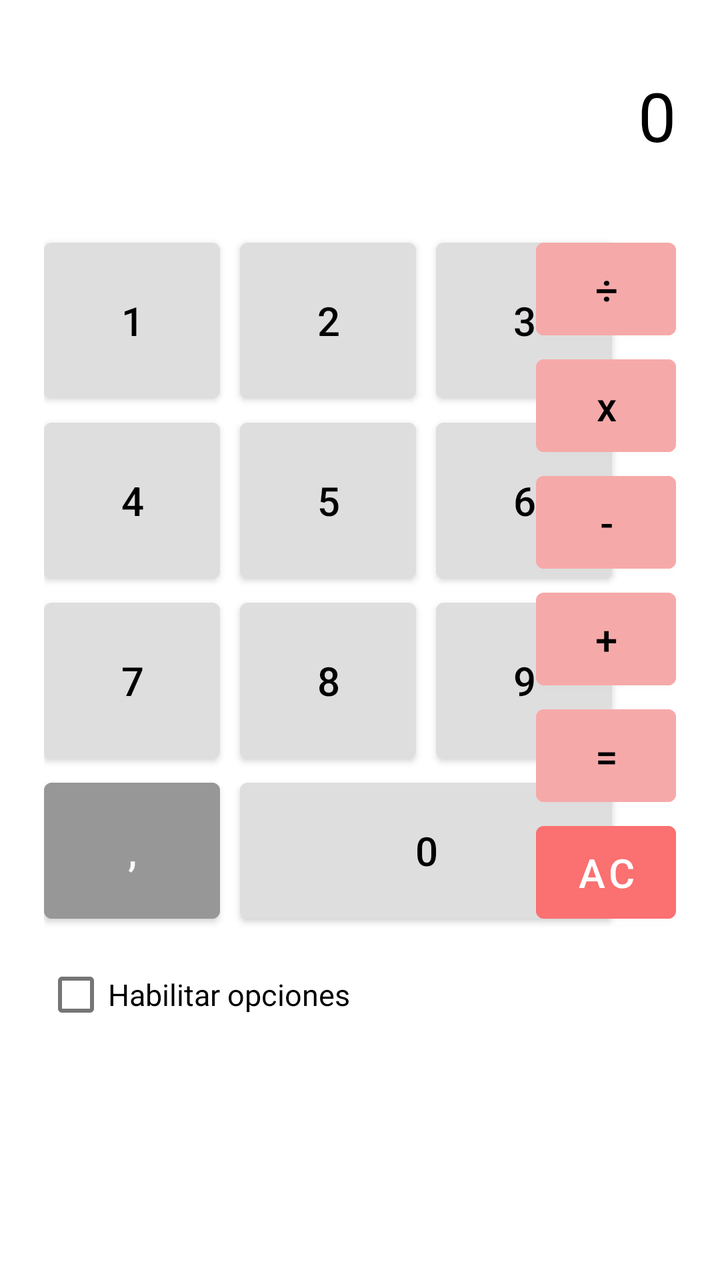
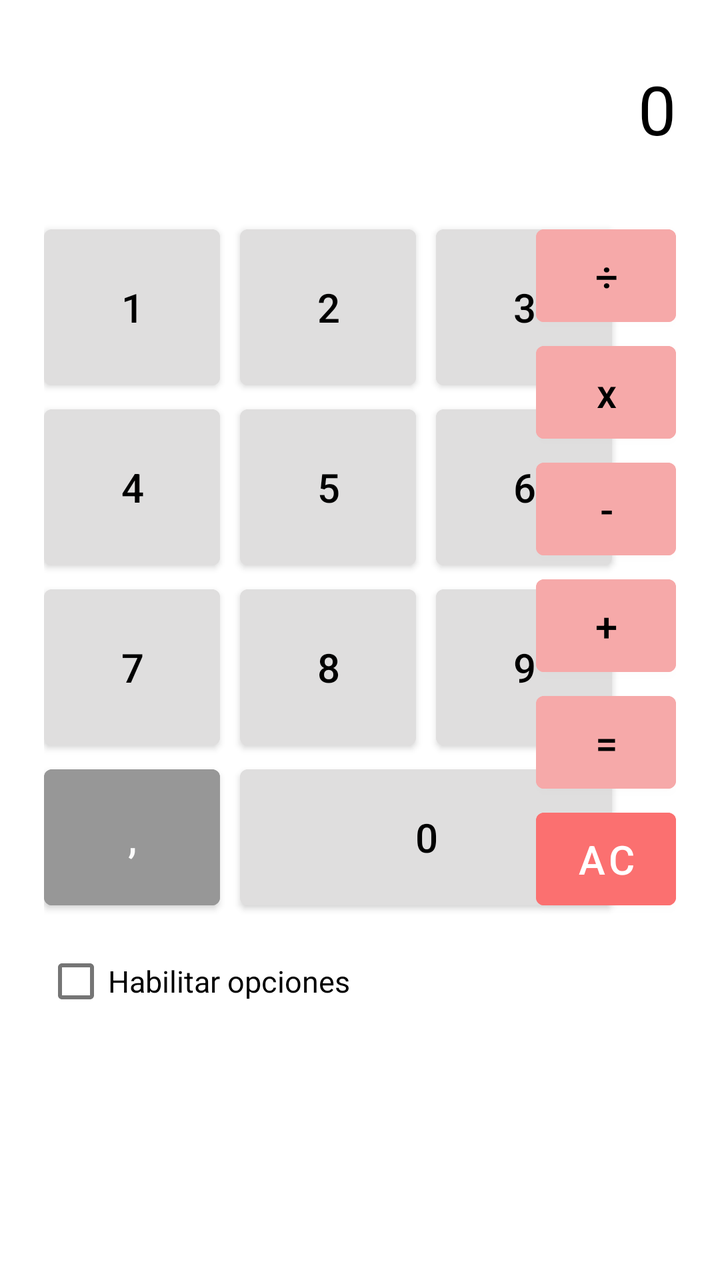

Screens rendered from an Android XML layout before and after an edit, with the pre-edit source and the edit as a unified diff.
<!-- AndroidManifest.xml: application theme Theme.Calculator -->
<!-- res/layout/activity_main.xml -->
<?xml version="1.0" encoding="utf-8"?>
<androidx.constraintlayout.widget.ConstraintLayout xmlns:android="http://schemas.android.com/apk/res/android"
    xmlns:app="http://schemas.android.com/apk/res-auto"
    xmlns:tools="http://schemas.android.com/tools"
    android:layout_width="match_parent"
    android:layout_height="match_parent"
    android:background="#FFFFFF"
    tools:context=".MainActivity">

    <TextView
        android:id="@+id/textView"
        android:layout_width="wrap_content"
        android:layout_height="wrap_content"
        android:text="0"
        android:textColor="#000000"
        android:textSize="34sp"
        app:layout_constraintBottom_toTopOf="@+id/guideline"
        app:layout_constraintEnd_toEndOf="@+id/linearLayout2"
        app:layout_constraintTop_toTopOf="parent" />

    <androidx.constraintlayout.widget.Guideline
        android:id="@+id/guideline"
        android:layout_width="wrap_content"
        android:layout_height="wrap_content"
        android:orientation="horizontal"
        app:layout_constraintGuide_percent="0.18" />

    <TableLayout
        android:id="@+id/tableLayout"
        android:layout_width="wrap_content"
        android:layout_height="wrap_content"
        android:layout_marginStart="22dp"
        app:layout_constraintStart_toStartOf="parent"
        app:layout_constraintTop_toTopOf="@+id/guideline">

        <TableRow
            android:layout_width="match_parent"
            android:layout_height="match_parent">

            <Button
                android:id="@+id/button1"
                android:layout_width="wrap_content"
                android:layout_height="90dp"
                android:layout_marginRight="10dp"
                android:backgroundTint="#DFDEDE"
                android:onClick="onClick"
                android:text="1"
                android:textColor="#000000"
                android:textSize="20sp" />

            <Button
                android:id="@+id/button2"
                android:layout_width="wrap_content"
                android:layout_height="90dp"
                android:layout_marginRight="10dp"
                android:backgroundTint="#DFDEDE"
                android:onClick="onClick"
                android:text="2"
                android:textColor="#000000"
                android:textSize="20sp" />

            <Button
                android:id="@+id/button3"
                android:layout_width="wrap_content"
                android:layout_height="90dp"
                android:layout_marginRight="10dp"
                android:backgroundTint="#DFDEDE"
                android:onClick="onClick"
                android:text="3"
                android:textColor="#000000"
                android:textSize="20sp" />
        </TableRow>

        <TableRow
            android:layout_width="match_parent"
            android:layout_height="match_parent">

            <Button
                android:id="@+id/button4"
                android:layout_width="wrap_content"
                android:layout_height="90dp"
                android:layout_marginRight="10dp"
                android:backgroundTint="#DFDEDE"
                android:onClick="onClick"
                android:text="4"
                android:textColor="#000000"
                android:textSize="20sp" />

            <Button
                android:id="@+id/button5"
                android:layout_width="wrap_content"
                android:layout_height="90dp"
                android:layout_marginRight="10dp"
                android:backgroundTint="#DFDEDE"
                android:onClick="onClick"
                android:text="5"
                android:textColor="#000000"
                android:textSize="20sp" />

            <Button
                android:id="@+id/button6"
                android:layout_width="wrap_content"
                android:layout_height="90dp"
                android:layout_marginRight="10dp"
                android:backgroundTint="#DFDEDE"
                android:onClick="onClick"
                android:text="6"
                android:textColor="#000000"
                android:textSize="20sp" />
        </TableRow>

        <TableRow
            android:layout_width="match_parent"
            android:layout_height="match_parent">

            <Button
                android:id="@+id/button7"
                android:layout_width="wrap_content"
                android:layout_height="90dp"
                android:layout_marginRight="10dp"
                android:backgroundTint="#DFDEDE"
                android:onClick="onClick"
                android:text="7"
                android:textColor="#000000"
                android:textSize="20sp" />

            <Button
                android:id="@+id/button8"
                android:layout_width="wrap_content"
                android:layout_height="90dp"
                android:layout_marginRight="10dp"
                android:backgroundTint="#DFDEDE"
                android:onClick="onClick"
                android:text="8"
                android:textColor="#000000"
                android:textSize="20sp" />

            <Button
                android:id="@+id/button9"
                android:layout_width="wrap_content"
                android:layout_height="90dp"
                android:layout_marginRight="10dp"
                android:backgroundTint="#DFDEDE"
                android:onClick="onClick"
                android:text="9"
                android:textColor="#000000"
                android:textSize="20sp" />

        </TableRow>

    </TableLayout>

    <LinearLayout
        android:id="@+id/linearLayout"
        android:layout_width="0dp"
        android:layout_height="wrap_content"
        android:orientation="horizontal"
        app:layout_constraintEnd_toEndOf="@+id/tableLayout"
        app:layout_constraintStart_toStartOf="@+id/tableLayout"
        app:layout_constraintTop_toBottomOf="@+id/tableLayout">

        <Button
            android:id="@+id/buttonPoint"
            android:layout_width="wrap_content"
            android:layout_height="match_parent"
            android:layout_marginRight="10dp"
            android:backgroundTint="#979797"
            android:text=","
            android:textColor="#FBFBFB"
            android:textSize="20sp" />

        <Button
            android:id="@+id/button0"
            android:layout_width="match_parent"
            android:layout_height="80dp"
            android:layout_marginRight="10dp"
            android:backgroundTint="#DFDEDE"
            android:onClick="onClick"
            android:text="0"
            android:textColor="#000000"
            android:textSize="20sp" />
    </LinearLayout>

    <LinearLayout
        android:id="@+id/linearLayout2"
        android:layout_width="wrap_content"
        android:layout_height="0dp"
        android:layout_marginEnd="22dp"
        android:orientation="vertical"
        app:layout_constraintBottom_toBottomOf="@+id/linearLayout"
        app:layout_constraintEnd_toEndOf="parent"
        app:layout_constraintTop_toTopOf="@+id/tableLayout">

        <Button
            android:id="@+id/buttonSplit"
            android:layout_width="70dp"
            android:layout_height="wrap_content"
            android:layout_weight="1"
            android:backgroundTint="#F6A9A9"
            android:text="÷"
            android:textColor="#000000"
            android:textSize="20sp" />

        <Button
            android:id="@+id/buttonMultiply"
            android:layout_width="70dp"
            android:layout_height="wrap_content"
            android:layout_weight="1"
            android:backgroundTint="#F6A9A9"
            android:text="x"
            android:textAllCaps="false"
            android:textColor="#000000"
            android:textSize="20sp" />

        <Button
            android:id="@+id/buttonLess"
            android:layout_width="70dp"
            android:layout_height="wrap_content"
            android:layout_weight="1"
            android:backgroundTint="#F6A9A9"
            android:text="-"
            android:textColor="#000000"
            android:textSize="20sp" />

        <Button
            android:id="@+id/buttonSum"
            android:layout_width="70dp"
            android:layout_height="wrap_content"
            android:layout_weight="1"
            android:backgroundTint="#F6A9A9"
            android:text="+"
            android:textColor="#000000"
            android:textSize="20sp" />

        <Button
            android:id="@+id/buttonEqual"
            android:layout_width="70dp"
            android:layout_height="wrap_content"
            android:layout_weight="1"
            android:backgroundTint="#F6A9A9"
            android:text="="
            android:textColor="#000000"
            android:textSize="20sp" />

        <Button
            android:id="@+id/buttonReset"
            android:layout_width="70dp"
            android:layout_height="wrap_content"
            android:layout_weight="1"
            android:backgroundTint="#FB7070"
            android:text="AC"
            android:textColor="#FFFFFF"
            android:textSize="20sp" />
    </LinearLayout>

    <CheckBox
        android:id="@+id/checkBoxSettings"
        android:layout_width="wrap_content"
        android:layout_height="wrap_content"
        android:layout_marginTop="8dp"
        android:text="@string/settings"
        android:textColor="#000000"
        android:textSize="15sp"
        app:layout_constraintStart_toStartOf="@+id/tableLayout"
        app:layout_constraintTop_toBottomOf="@+id/linearLayout" />

    <LinearLayout
        android:layout_width="0dp"
        android:layout_height="wrap_content"
        android:layout_marginTop="8dp"
        android:background="#DFDEDE"
        app:layout_constraintEnd_toEndOf="@+id/linearLayout2"
        app:layout_constraintStart_toStartOf="@+id/checkBoxSettings"
        app:layout_constraintTop_toBottomOf="@+id/checkBoxSettings">

        <RadioGroup
            android:id="@+id/radioGroup"
            android:layout_width="wrap_content"
            android:layout_height="wrap_content"
            android:layout_marginLeft="5dp"
            android:layout_marginRight="5dp"
            android:orientation="horizontal"
            android:visibility="gone">

            <RadioButton
                android:id="@+id/radioButtonSum"
                android:layout_width="wrap_content"
                android:layout_height="wrap_content"
                android:layout_marginRight="4dp"
                android:layout_weight="1"
                android:buttonTint="#000000"
                android:text="@string/sum"
                android:textColor="#000000"
                android:textSize="14sp" />

            <RadioButton
                android:id="@+id/radioButtonLess"
                android:layout_width="wrap_content"
                android:layout_height="wrap_content"
                android:layout_marginRight="4dp"
                android:layout_weight="1"
                android:buttonTint="#000000"
                android:text="@string/less"
                android:textColor="#000000"
                android:textSize="14sp" />

            <RadioButton
                android:id="@+id/radioButtonMultiply"
                android:layout_width="match_parent"
                android:layout_height="wrap_content"
                android:layout_marginRight="4dp"
                android:buttonTint="#000000"
                android:text="@string/multiply"
                android:textColor="#000000"
                android:textSize="14sp" />

            <RadioButton
                android:id="@+id/radioButtonSplit"
                android:layout_width="match_parent"
                android:layout_height="wrap_content"
                android:buttonTint="#000000"
                android:text="@string/split"
                android:textColor="#000000"
                android:textSize="14sp" />
        </RadioGroup>
    </LinearLayout>

</androidx.constraintlayout.widget.ConstraintLayout>
<!-- resources referenced by this layout -->
<resources>
  <string name="less">Resta</string>
  <string name="multiply">Multiplicación</string>
  <string name="settings">Habilitar opciones</string>
  <string name="split">División</string>
  <string name="sum">Suma</string>
  <style name="Theme.Calculator" parent="Theme.MaterialComponents.DayNight.DarkActionBar">
          
          <item name="colorPrimary">@color/purple_500</item>
          <item name="colorPrimaryVariant">@color/purple_700</item>
          <item name="colorOnPrimary">@color/white</item>
          
          <item name="colorSecondary">@color/teal_200</item>
          <item name="colorSecondaryVariant">@color/teal_700</item>
          <item name="colorOnSecondary">@color/black</item>
          
          <item name="android:statusBarColor">?attr/colorPrimaryVariant</item>
          
      </style>
  <color name="purple_500">#FF6200EE</color>
  <color name="purple_700">#FF3700B3</color>
  <color name="white">#FFFFFFFF</color>
  <color name="teal_200">#FF03DAC5</color>
  <color name="teal_700">#FF018786</color>
  <color name="black">#FF000000</color>
</resources>

<!-- the commit's change to res/layout/activity_main.xml (unified diff, before → after) -->
@@ -23,7 +23,7 @@
         android:layout_width="wrap_content"
         android:layout_height="wrap_content"
         android:orientation="horizontal"
-        app:layout_constraintGuide_percent="0.18" />
+        app:layout_constraintGuide_percent="0.17" />
 
     <TableLayout
         android:id="@+id/tableLayout"
